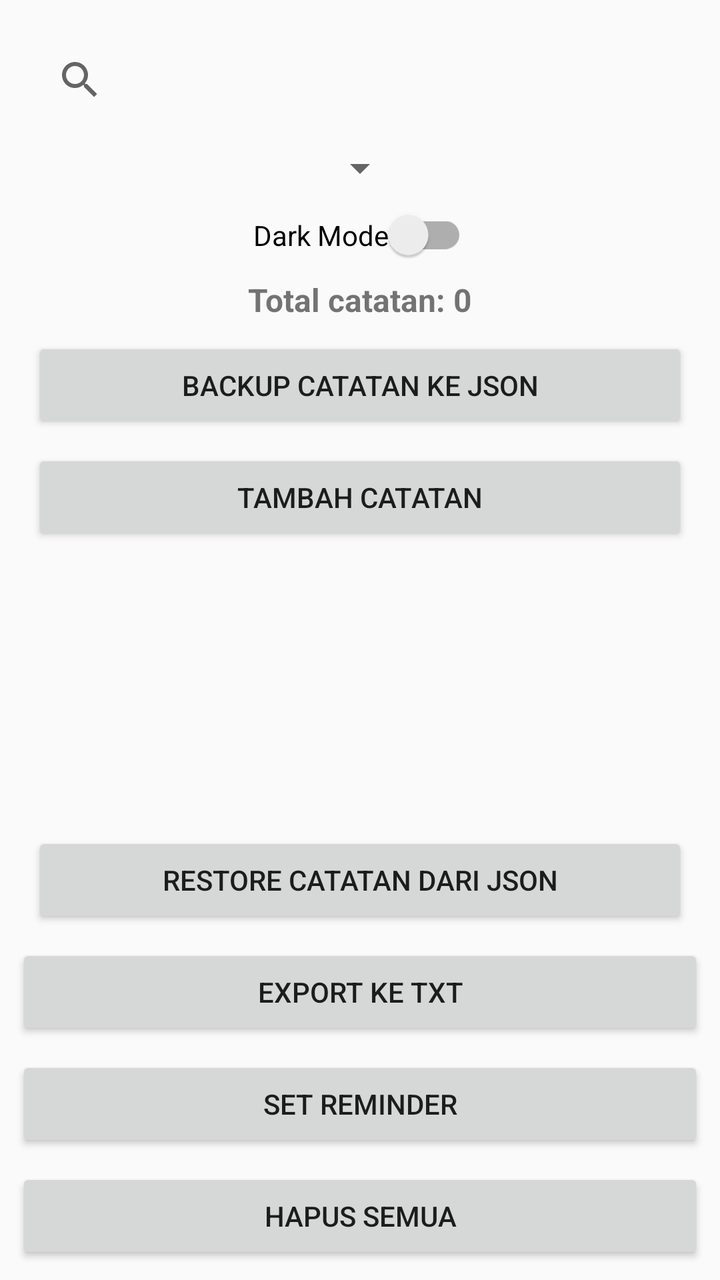
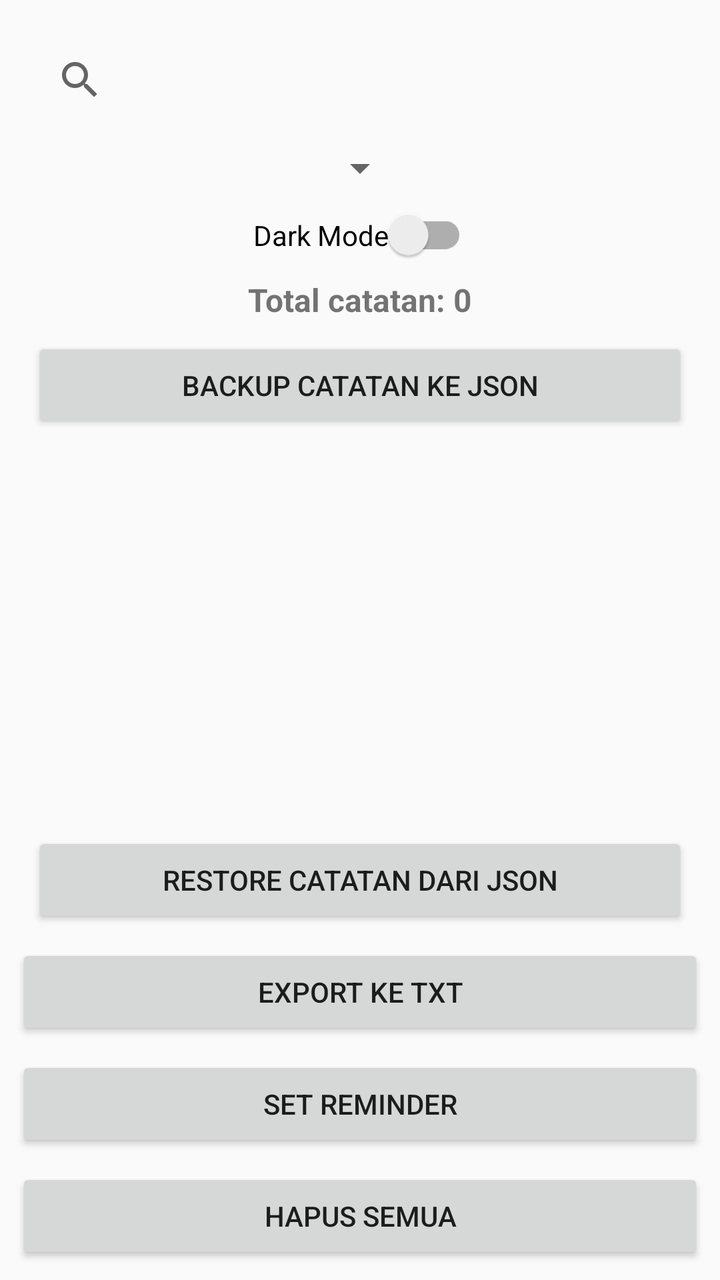

Before-and-after screenshots of an Android layout around one commit, followed by the original layout XML and the change that was made.
<!-- AndroidManifest.xml: application theme Theme.SerenoteApp -->
<!-- res/layout/activity_main.xml -->
<?xml version="1.0" encoding="utf-8"?>
<androidx.constraintlayout.widget.ConstraintLayout
    xmlns:android="http://schemas.android.com/apk/res/android"
    xmlns:app="http://schemas.android.com/apk/res-auto"
    xmlns:tools="http://schemas.android.com/tools"
    android:layout_width="match_parent"
    android:layout_height="match_parent"
    tools:context=".MainActivity">

    <androidx.appcompat.widget.SearchView
        android:id="@+id/searchView"
        android:layout_width="0dp"
        android:layout_height="wrap_content"
        android:queryHint="Cari judul atau isi..."
        android:layout_margin="16dp"
        app:layout_constraintTop_toTopOf="parent"
        app:layout_constraintStart_toStartOf="parent"
        app:layout_constraintEnd_toEndOf="parent" />

    <Spinner
        android:id="@+id/spinnerCategory"
        android:layout_width="wrap_content"
        android:layout_height="wrap_content"
        android:layout_marginTop="8dp"
        app:layout_constraintTop_toBottomOf="@id/searchView"
        app:layout_constraintStart_toStartOf="parent"
        app:layout_constraintEnd_toEndOf="parent" />

    <androidx.appcompat.widget.SwitchCompat
        android:id="@+id/switchDarkMode"
        android:layout_width="wrap_content"
        android:layout_height="wrap_content"
        android:text="Dark Mode"
        android:layout_marginTop="8dp"
        app:layout_constraintTop_toBottomOf="@id/spinnerCategory"
        app:layout_constraintStart_toStartOf="parent"
        app:layout_constraintEnd_toEndOf="parent" />

    <TextView
        android:id="@+id/tvTotalNotes"
        android:layout_width="wrap_content"
        android:layout_height="wrap_content"
        android:text="Total catatan: 0"
        android:textStyle="bold"
        android:textSize="16sp"
        android:layout_marginTop="8dp"
        app:layout_constraintTop_toBottomOf="@id/switchDarkMode"
        app:layout_constraintStart_toStartOf="parent"
        app:layout_constraintEnd_toEndOf="parent" />

    <Button
        android:id="@+id/btnBackup"
        android:layout_width="0dp"
        android:layout_height="wrap_content"
        android:text="Backup Catatan ke JSON"
        android:layout_marginStart="16dp"
        android:layout_marginEnd="16dp"
        android:layout_marginTop="8dp"
        app:layout_constraintTop_toBottomOf="@id/tvTotalNotes"
        app:layout_constraintStart_toStartOf="parent"
        app:layout_constraintEnd_toEndOf="parent" />

    <Button
        android:id="@+id/btnAddNote"
        android:layout_width="0dp"
        android:layout_height="wrap_content"
        android:text="Tambah Catatan"
        android:layout_marginStart="16dp"
        android:layout_marginEnd="16dp"
        android:layout_marginTop="8dp"
        app:layout_constraintTop_toBottomOf="@id/btnBackup"
        app:layout_constraintStart_toStartOf="parent"
        app:layout_constraintEnd_toEndOf="parent" />

    <androidx.recyclerview.widget.RecyclerView
        android:id="@+id/recyclerView"
        android:layout_width="0dp"
        android:layout_height="0dp"
        android:minHeight="100dp"
        android:padding="8dp"
        app:layout_constraintTop_toBottomOf="@id/btnAddNote"
        app:layout_constraintBottom_toTopOf="@id/btnRestore"
        app:layout_constraintStart_toStartOf="parent"
        app:layout_constraintEnd_toEndOf="parent" />

    <Button
        android:id="@+id/btnRestore"
        android:layout_width="0dp"
        android:layout_height="wrap_content"
        android:text="Restore Catatan dari JSON"
        android:layout_marginStart="16dp"
        android:layout_marginEnd="16dp"
        android:layout_marginBottom="8dp"
        app:layout_constraintBottom_toTopOf="@id/btnExport"
        app:layout_constraintStart_toStartOf="parent"
        app:layout_constraintEnd_toEndOf="parent" />

    <Button
        android:id="@+id/btnExport"
        android:layout_width="0dp"
        android:layout_height="wrap_content"
        android:text="Export ke TXT"
        android:layout_margin="8dp"
        app:layout_constraintBottom_toTopOf="@id/btnReminder"
        app:layout_constraintStart_toStartOf="parent"
        app:layout_constraintEnd_toEndOf="parent" />

    <Button
        android:id="@+id/btnReminder"
        android:layout_width="0dp"
        android:layout_height="wrap_content"
        android:text="Set Reminder"
        android:layout_margin="8dp"
        app:layout_constraintBottom_toTopOf="@id/btnDeleteAll"
        app:layout_constraintStart_toStartOf="parent"
        app:layout_constraintEnd_toEndOf="parent" />

    <Button
        android:id="@+id/btnDeleteAll"
        android:layout_width="0dp"
        android:layout_height="wrap_content"
        android:text="Hapus Semua"
        android:layout_margin="8dp"
        app:layout_constraintBottom_toBottomOf="parent"
        app:layout_constraintStart_toStartOf="parent"
        app:layout_constraintEnd_toEndOf="parent" />

    <androidx.fragment.app.FragmentContainerView
        android:id="@+id/nav_host_fragment"
        android:name="androidx.navigation.fragment.NavHostFragment"
        android:layout_width="0dp"
        android:layout_height="0dp"
        app:defaultNavHost="true"
        app:navGraph="@navigation/nav_graph"
        app:layout_constraintTop_toTopOf="parent"
        app:layout_constraintBottom_toBottomOf="parent"
        app:layout_constraintStart_toStartOf="parent"
        app:layout_constraintEnd_toEndOf="parent"
        android:visibility="gone"/>


</androidx.constraintlayout.widget.ConstraintLayout>
<!-- resources referenced by this layout -->
<resources>
  <style name="Theme.SerenoteApp" parent="Theme.AppCompat.Light.DarkActionBar">
          
          <item name="colorPrimary">@color/purple_500</item>
          <item name="colorPrimaryDark">@color/purple_700</item>
          <item name="colorAccent">@color/teal_200</item>
          
      </style>
  <color name="purple_500">#FF6200EE</color>
  <color name="purple_700">#FF3700B3</color>
  <color name="teal_200">#FF03DAC5</color>
</resources>

<!-- the commit's change to res/layout/activity_main.xml (unified diff, before → after) -->
@@ -7,6 +7,7 @@
     android:layout_height="match_parent"
     tools:context=".MainActivity">
 
+    
     <androidx.appcompat.widget.SearchView
         android:id="@+id/searchView"
         android:layout_width="0dp"
@@ -17,6 +18,7 @@
         app:layout_constraintStart_toStartOf="parent"
         app:layout_constraintEnd_toEndOf="parent" />
 
+    
     <Spinner
         android:id="@+id/spinnerCategory"
         android:layout_width="wrap_content"
@@ -26,6 +28,7 @@
         app:layout_constraintStart_toStartOf="parent"
         app:layout_constraintEnd_toEndOf="parent" />
 
+    
     <androidx.appcompat.widget.SwitchCompat
         android:id="@+id/switchDarkMode"
         android:layout_width="wrap_content"
@@ -36,6 +39,7 @@
         app:layout_constraintStart_toStartOf="parent"
         app:layout_constraintEnd_toEndOf="parent" />
 
+    
     <TextView
         android:id="@+id/tvTotalNotes"
         android:layout_width="wrap_content"
@@ -48,53 +52,44 @@
         app:layout_constraintStart_toStartOf="parent"
         app:layout_constraintEnd_toEndOf="parent" />
 
+    
     <Button
         android:id="@+id/btnBackup"
         android:layout_width="0dp"
         android:layout_height="wrap_content"
         android:text="Backup Catatan ke JSON"
+        android:layout_marginTop="8dp"
         android:layout_marginStart="16dp"
         android:layout_marginEnd="16dp"
-        android:layout_marginTop="8dp"
         app:layout_constraintTop_toBottomOf="@id/tvTotalNotes"
         app:layout_constraintStart_toStartOf="parent"
         app:layout_constraintEnd_toEndOf="parent" />
 
-    <Button
-        android:id="@+id/btnAddNote"
+    
+    <FrameLayout
+        android:id="@+id/fragmentContainer"
         android:layout_width="0dp"
-        android:layout_height="wrap_content"
-        android:text="Tambah Catatan"
-        android:layout_marginStart="16dp"
-        android:layout_marginEnd="16dp"
+        android:layout_height="0dp"
         android:layout_marginTop="8dp"
         app:layout_constraintTop_toBottomOf="@id/btnBackup"
-        app:layout_constraintStart_toStartOf="parent"
-        app:layout_constraintEnd_toEndOf="parent" />
-
-    <androidx.recyclerview.widget.RecyclerView
-        android:id="@+id/recyclerView"
-        android:layout_width="0dp"
-        android:layout_height="0dp"
-        android:minHeight="100dp"
-        android:padding="8dp"
-        app:layout_constraintTop_toBottomOf="@id/btnAddNote"
         app:layout_constraintBottom_toTopOf="@id/btnRestore"
         app:layout_constraintStart_toStartOf="parent"
         app:layout_constraintEnd_toEndOf="parent" />
 
+    
     <Button
         android:id="@+id/btnRestore"
         android:layout_width="0dp"
         android:layout_height="wrap_content"
         android:text="Restore Catatan dari JSON"
+        android:layout_marginBottom="8dp"
         android:layout_marginStart="16dp"
         android:layout_marginEnd="16dp"
-        android:layout_marginBottom="8dp"
         app:layout_constraintBottom_toTopOf="@id/btnExport"
         app:layout_constraintStart_toStartOf="parent"
         app:layout_constraintEnd_toEndOf="parent" />
 
+    
     <Button
         android:id="@+id/btnExport"
         android:layout_width="0dp"
@@ -105,6 +100,7 @@
         app:layout_constraintStart_toStartOf="parent"
         app:layout_constraintEnd_toEndOf="parent" />
 
+    
     <Button
         android:id="@+id/btnReminder"
         android:layout_width="0dp"
@@ -115,6 +111,7 @@
         app:layout_constraintStart_toStartOf="parent"
         app:layout_constraintEnd_toEndOf="parent" />
 
+    
     <Button
         android:id="@+id/btnDeleteAll"
         android:layout_width="0dp"
@@ -125,18 +122,4 @@
         app:layout_constraintStart_toStartOf="parent"
         app:layout_constraintEnd_toEndOf="parent" />
 
-    <androidx.fragment.app.FragmentContainerView
-        android:id="@+id/nav_host_fragment"
-        android:name="androidx.navigation.fragment.NavHostFragment"
-        android:layout_width="0dp"
-        android:layout_height="0dp"
-        app:defaultNavHost="true"
-        app:navGraph="@navigation/nav_graph"
-        app:layout_constraintTop_toTopOf="parent"
-        app:layout_constraintBottom_toBottomOf="parent"
-        app:layout_constraintStart_toStartOf="parent"
-        app:layout_constraintEnd_toEndOf="parent"
-        android:visibility="gone"/>
-
-
 </androidx.constraintlayout.widget.ConstraintLayout>
